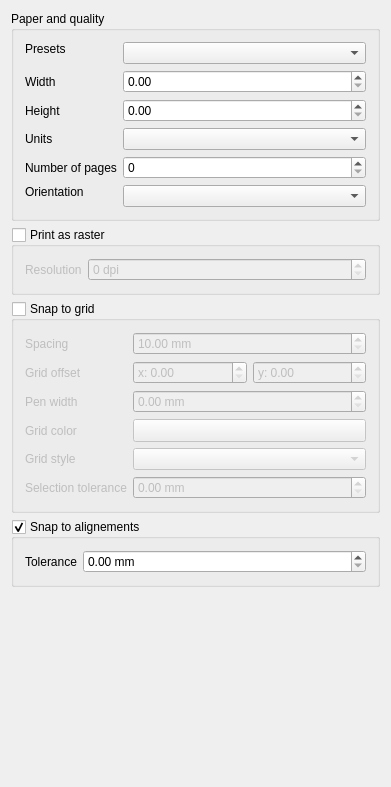
Qt form src/ui/qgscompositionwidgetbase.ui (carsmie/QGIS) before a commit.
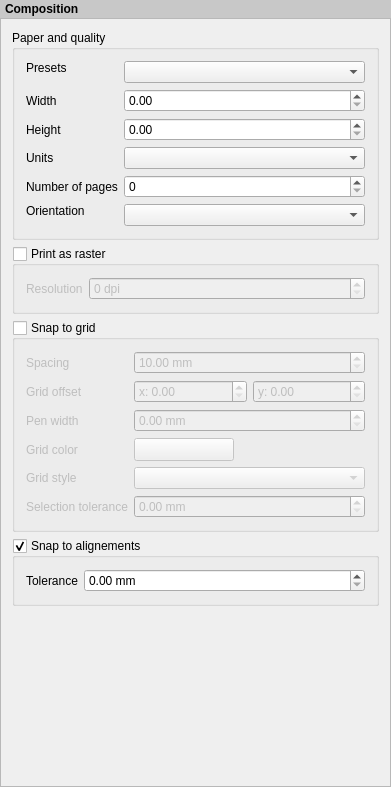
The same form after that commit. Custom widgets are drawn as their Qt base class.

```diff
--- a/src/ui/qgscompositionwidgetbase.ui
+++ b/src/ui/qgscompositionwidgetbase.ui
@@ -20,9 +20,28 @@
    <string>Composition</string>
   </property>
   <layout class="QVBoxLayout" name="verticalLayout">
+   <property name="spacing">
+    <number>0</number>
+   </property>
    <property name="margin">
     <number>0</number>
    </property>
+   <item>
+    <widget class="QLabel" name="label_10">
+     <property name="sizePolicy">
+      <sizepolicy hsizetype="Preferred" vsizetype="Maximum">
+       <horstretch>0</horstretch>
+       <verstretch>0</verstretch>
+      </sizepolicy>
+     </property>
+     <property name="styleSheet">
+      <string notr="true">padding: 2px; font-weight: bold; background-color: rgb(200, 200, 200);</string>
+     </property>
+     <property name="text">
+      <string>Composition</string>
+     </property>
+    </widget>
+   </item>
    <item>
     <widget class="QScrollArea" name="scrollArea">
      <property name="sizePolicy">
@@ -32,7 +51,7 @@
       </sizepolicy>
      </property>
      <property name="frameShape">
-      <enum>QFrame::NoFrame</enum>
+      <enum>QFrame::StyledPanel</enum>
      </property>
      <property name="frameShadow">
       <enum>QFrame::Plain</enum>
@@ -45,19 +64,13 @@
        <rect>
         <x>0</x>
         <y>0</y>
-        <width>391</width>
-        <height>787</height>
+        <width>389</width>
+        <height>765</height>
        </rect>
       </property>
       <layout class="QVBoxLayout" name="verticalLayout_2">
        <item>
         <widget class="QgsCollapsibleGroupBoxBasic" name="groupBox">
-         <property name="sizePolicy">
-          <sizepolicy hsizetype="Preferred" vsizetype="Maximum">
-           <horstretch>0</horstretch>
-           <verstretch>0</verstretch>
-          </sizepolicy>
-         </property>
          <property name="title">
           <string>Paper and quality</string>
          </property>
@@ -71,6 +84,9 @@
           <property name="fieldGrowthPolicy">
            <enum>QFormLayout::AllNonFixedFieldsGrow</enum>
           </property>
+          <property name="labelAlignment">
+           <set>Qt::AlignLeading|Qt::AlignLeft|Qt::AlignVCenter</set>
+          </property>
           <item row="0" column="0">
            <widget class="QLabel" name="textLabel3">
             <property name="sizePolicy">
@@ -216,12 +232,6 @@
        </item>
        <item>
         <widget class="QgsCollapsibleGroupBoxBasic" name="mPrintAsRasterGroupCheckBox">
-         <property name="sizePolicy">
-          <sizepolicy hsizetype="Preferred" vsizetype="Maximum">
-           <horstretch>0</horstretch>
-           <verstretch>0</verstretch>
-          </sizepolicy>
-         </property>
          <property name="title">
           <string>Print as raster</string>
          </property>
@@ -238,6 +248,12 @@
           <bool>true</bool>
          </property>
          <layout class="QFormLayout" name="formLayout_4">
+          <property name="fieldGrowthPolicy">
+           <enum>QFormLayout::AllNonFixedFieldsGrow</enum>
+          </property>
+          <property name="labelAlignment">
+           <set>Qt::AlignLeading|Qt::AlignLeft|Qt::AlignVCenter</set>
+          </property>
           <item row="0" column="0">
            <widget class="QLabel" name="label_9">
             <property name="text">
@@ -269,12 +285,6 @@
        </item>
        <item>
         <widget class="QgsCollapsibleGroupBoxBasic" name="mSnapToGridGroupCheckBox">
-         <property name="sizePolicy">
-          <sizepolicy hsizetype="Preferred" vsizetype="Maximum">
-           <horstretch>0</horstretch>
-           <verstretch>0</verstretch>
-          </sizepolicy>
-         </property>
          <property name="title">
           <string>Snap to grid</string>
          </property>
@@ -291,6 +301,12 @@
           <bool>true</bool>
          </property>
          <layout class="QFormLayout" name="formLayout_2">
+          <property name="fieldGrowthPolicy">
+           <enum>QFormLayout::AllNonFixedFieldsGrow</enum>
+          </property>
+          <property name="labelAlignment">
+           <set>Qt::AlignLeading|Qt::AlignLeft|Qt::AlignVCenter</set>
+          </property>
           <item row="0" column="1">
            <widget class="QDoubleSpinBox" name="mGridResolutionSpinBox">
             <property name="sizePolicy">
@@ -388,6 +404,18 @@
               <verstretch>0</verstretch>
              </sizepolicy>
             </property>
+            <property name="minimumSize">
+             <size>
+              <width>100</width>
+              <height>0</height>
+             </size>
+            </property>
+            <property name="maximumSize">
+             <size>
+              <width>100</width>
+              <height>16777215</height>
+             </size>
+            </property>
             <property name="text">
              <string/>
             </property>
@@ -438,12 +466,6 @@
        </item>
        <item>
         <widget class="QgsCollapsibleGroupBoxBasic" name="mAlignmentSnapGroupCheckBox">
-         <property name="sizePolicy">
-          <sizepolicy hsizetype="Preferred" vsizetype="Maximum">
-           <horstretch>0</horstretch>
-           <verstretch>0</verstretch>
-          </sizepolicy>
-         </property>
          <property name="title">
           <string>Snap to alignements</string>
          </property>
@@ -457,6 +479,12 @@
           <bool>true</bool>
          </property>
          <layout class="QFormLayout" name="formLayout_3">
+          <property name="fieldGrowthPolicy">
+           <enum>QFormLayout::AllNonFixedFieldsGrow</enum>
+          </property>
+          <property name="labelAlignment">
+           <set>Qt::AlignLeading|Qt::AlignLeft|Qt::AlignVCenter</set>
+          </property>
           <item row="0" column="0">
            <widget class="QLabel" name="label_7">
             <property name="text">
@@ -498,17 +526,17 @@
  </widget>
  <layoutdefault spacing="6" margin="11"/>
  <customwidgets>
-  <customwidget>
-   <class>QgsColorButton</class>
-   <extends>QToolButton</extends>
-   <header>qgscolorbutton.h</header>
-  </customwidget>
   <customwidget>
    <class>QgsCollapsibleGroupBoxBasic</class>
    <extends>QGroupBox</extends>
    <header location="global">qgscollapsiblegroupbox.h</header>
    <container>1</container>
   </customwidget>
+  <customwidget>
+   <class>QgsColorButton</class>
+   <extends>QToolButton</extends>
+   <header>qgscolorbutton.h</header>
+  </customwidget>
  </customwidgets>
  <tabstops>
   <tabstop>scrollArea</tabstop>
```
Left out of the diff: 2 changed lines with no effect on the pictures.
